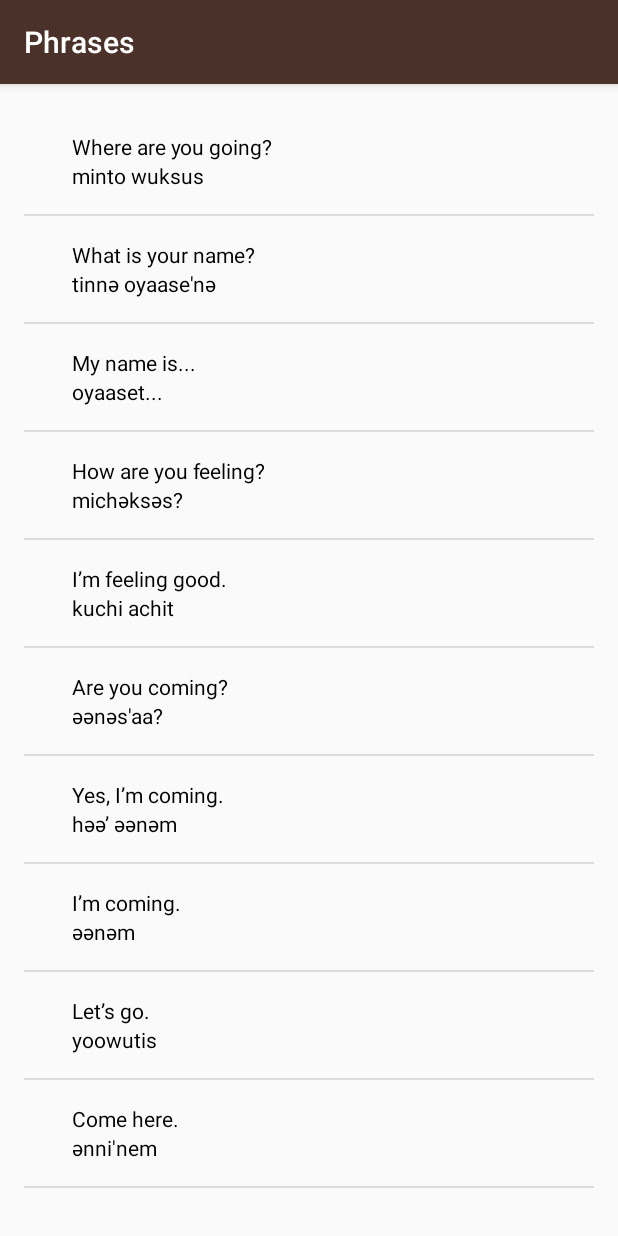
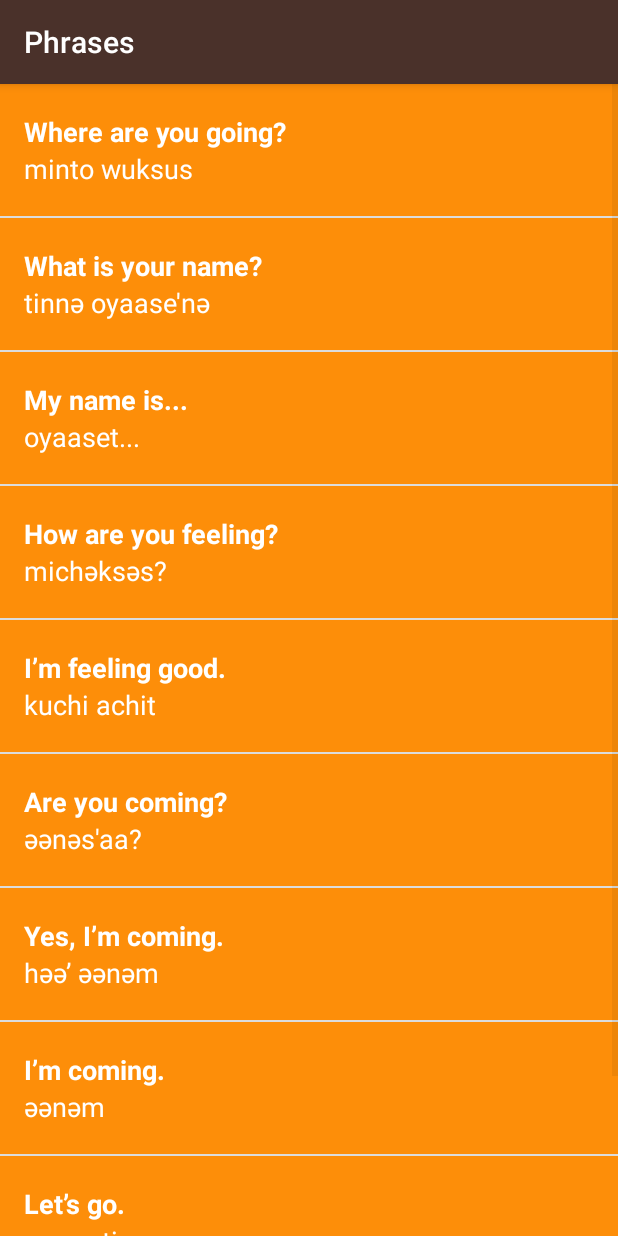
Before and after one commit to JofielB/Miwok-App, an Android app: the PhrasesActivity screen opened directly, with no data from a screen before it, on a phone screen of 412 x 824 dp. Run offline under Robolectric (Android 15) with nearby library versions, the phone set to English and light mode, and no system bars.

Commit message:
I made some visual polish

```diff
--- a/app/src/main/java/com/example/android/miwok/Word.java
+++ b/app/src/main/java/com/example/android/miwok/Word.java
@@ -4,7 +4,8 @@ public class Word {
 
     private String mMiwokWord;
     private String mTranslatedWord;
-    private int mImageIdResource;
+    private final int NO_IMAGE = -1;
+    private int mImageIdResource = NO_IMAGE;
 
     public Word(String miwokWord, String translationWord){
         mMiwokWord = miwokWord;
@@ -32,4 +33,5 @@ public class Word {
 
     public int getImageIdResource(){ return mImageIdResource;}
 
+    public boolean hasImage(){ return mImageIdResource != NO_IMAGE;}
 }
--- a/app/src/main/java/com/example/android/miwok/WordAdapter.java
+++ b/app/src/main/java/com/example/android/miwok/WordAdapter.java
@@ -30,8 +30,11 @@ public class WordAdapter extends ArrayAdapter<Word> {
         Word currentWord = getItem(position);
 
         ImageView imageView = (ImageView) listItemView.findViewById(R.id.image);
-        imageView.setImageResource(currentWord.getImageIdResource());
-
+        if(currentWord.hasImage()) {
+            imageView.setImageResource(currentWord.getImageIdResource());
+        }else {
+            imageView.setVisibility(View.GONE);
+        }
         TextView miwokText = (TextView) listItemView.findViewById(R.id.txtMiwokhWord);
         TextView englishText = (TextView) listItemView.findViewById(R.id.txtEnglishWord);
 
--- a/app/src/main/res/layout/list_itemt.xml
+++ b/app/src/main/res/layout/list_itemt.xml
@@ -4,36 +4,39 @@
     android:orientation="horizontal"
     android:layout_width="match_parent"
     android:layout_height="match_parent"
-    android:padding="16dp">
-
-
+    android:background="#FFF7DA">
 
         <ImageView
             android:id="@+id/image"
-            android:layout_width="wrap_content"
-            android:layout_height="wrap_content"
+            android:layout_width="88dp"
+            android:layout_height="88dp"
             android:src="@mipmap/ic_launcher"
             />
 
         <LinearLayout
             android:layout_width="match_parent"
-            android:layout_height="wrap_content"
+            android:layout_height="88dp"
             android:orientation="vertical"
-            android:paddingLeft="16dp">
+            android:paddingLeft="16dp"
+            android:background="#FD8E09"
+            android:gravity="center_vertical">
 
             <TextView
                 android:id="@+id/txtMiwokhWord"
                 android:layout_width="match_parent"
                 android:layout_height="wrap_content"
                 tools:text="Lutti"
-                android:textColor="#000"/>
+                android:textStyle="bold"
+                android:textSize="18sp"
+                android:textColor="#FFFFFF"/>
 
             <TextView
                 android:id="@+id/txtEnglishWord"
                 android:layout_width="match_parent"
                 android:layout_height="wrap_content"
                 tools:text="one"
-                android:textColor="#000"/>
+                android:textSize="18sp"
+                android:textColor="#FFFFFF"/>
 
         </LinearLayout>
 
--- a/app/src/main/res/layout/word_list.xml
+++ b/app/src/main/res/layout/word_list.xml
@@ -4,8 +4,4 @@
     android:id="@+id/list"
     android:orientation="vertical"
     android:layout_width="match_parent"
-    android:layout_height="match_parent"
-    android:paddingBottom="@dimen/activity_vertical_margin"
-    android:paddingLeft="@dimen/activity_horizontal_margin"
-    android:paddingRight="@dimen/activity_horizontal_margin"
-    android:paddingTop="@dimen/activity_vertical_margin" />
+    android:layout_height="match_parent" />
```
